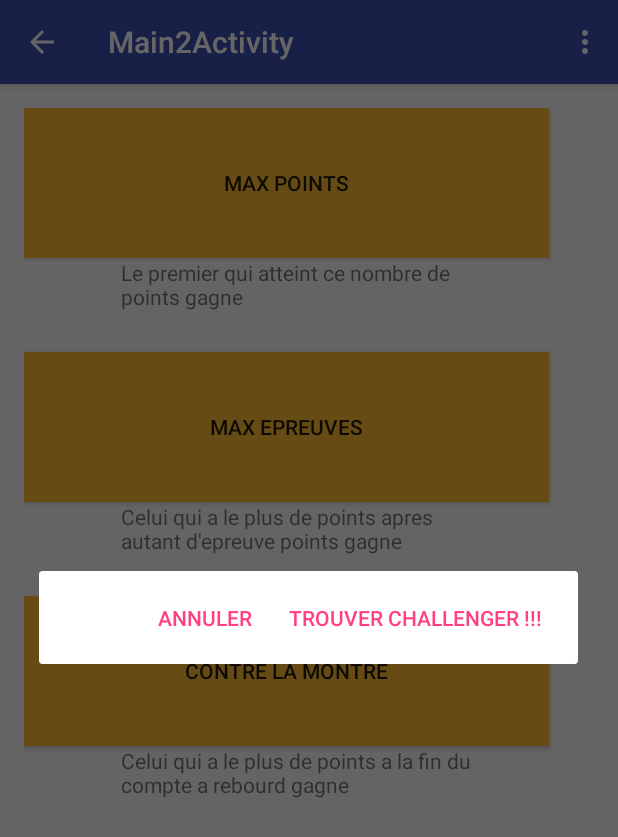
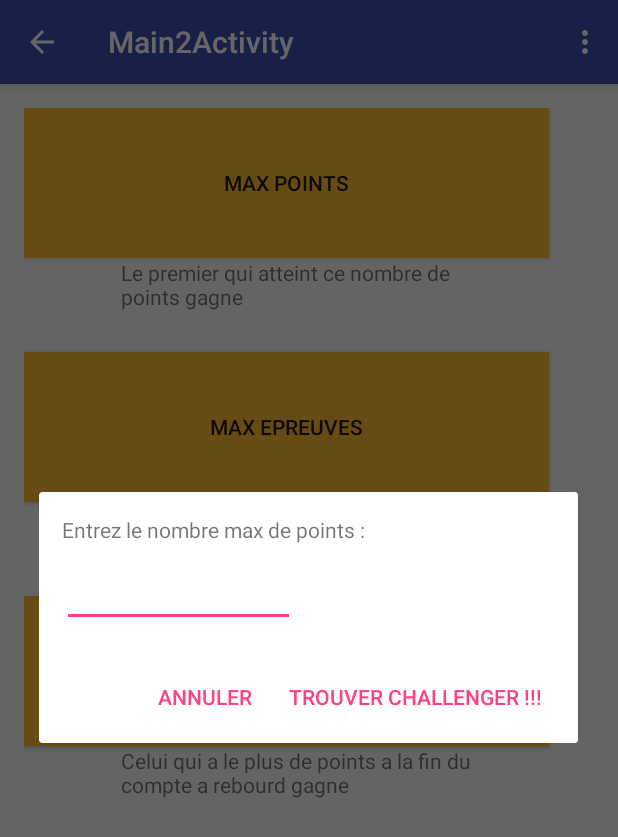
Before and after one commit to Cocovich/MovieBuzz, an Android app: the Main2Activity screen opened directly, with no data from a screen before it, after a tap on "MAX POINTS", on a phone screen of 412 x 824 dp. Shown: the top 837 px of the screen. Run offline under Robolectric (Android 15) with nearby library versions, the phone set to English and light mode, and no system bars.

Commit message:
integration du timer Et adaption des layouts pour les differentes epreuves

```diff
--- a/app/src/main/res/layout/activity_main3.xml
+++ b/app/src/main/res/layout/activity_main3.xml
@@ -20,7 +20,7 @@
             android:layout_height="334dp"
             android:layout_gravity="center_horizontal"
             android:scaleType="fitXY"
-            android:src="@drawable/djangoo"
+            android:src="@drawable/ingloriousbastard"
             android:background="@drawable/shape"
             />
         <!--shape est un xml ki garde des param pour le joli du contener...-->
@@ -177,7 +177,7 @@
         android:layout_width="wrap_content"
         android:layout_height="wrap_content"
         android:textAppearance="?android:attr/textAppearanceSmall"
-        android:text="timer"
+        android:text="indicateur"
         android:id="@+id/indicateur"
         android:layout_gravity="right|top"
         android:layout_marginTop="95dp"
--- /dev/null
+++ b/app/src/main/res/layout/dialog_type_partie.xml
@@ -0,0 +1,26 @@
+<?xml version="1.0" encoding="utf-8"?>
+<LinearLayout
+    xmlns:android="http://schemas.android.com/apk/res/android"
+    android:layout_width="fill_parent"
+    android:layout_height="fill_parent"
+    android:padding="15dp"
+    android:orientation="vertical">
+
+    <TextView
+        android:id="@+id/TextViewDeff"
+        android:layout_width="wrap_content"
+        android:layout_height="wrap_content"
+        android:text="Entrez le nombre max de points :"
+        android:paddingBottom="10dp" />
+
+    <EditText
+        android:id="@+id/EditText1"
+        android:layout_width="155dp"
+        android:layout_height="wrap_content"
+        android:inputType="number"
+        android:layout_below="@+id/TextViewDeff"
+        android:layout_alignParentRight="true"
+        android:layout_alignParentEnd="true" />
+
+
+</LinearLayout>
```
Also changed, not shown: app/src/main/java/be/ipl/android/moviebuzz/model/Epreuve.java (+6 -6 lines), app/src/main/res/layout/activity_mainnn.xml (deleted, +0 -73 lines), app/src/main/res/drawable/badboys.jpg (added), app/src/main/res/drawable/badboysfruitpassion.jpg (added), app/src/main/res/drawable/ingloriousbastard.jpg (added), 1 other file.
